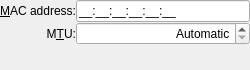
Qt form libs/ui/wired.ui (netrunner-debian-kde-extras/networkmanagement) before a commit.
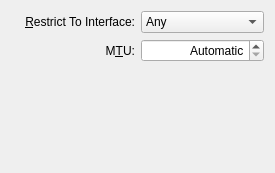
The same form after that commit. Custom widgets are drawn as their Qt base class.

The edit to the form file:
```diff
--- a/libs/ui/wired.ui
+++ b/libs/ui/wired.ui
@@ -6,52 +6,33 @@
    <rect>
     <x>0</x>
     <y>0</y>
-    <width>250</width>
-    <height>70</height>
+    <width>275</width>
+    <height>173</height>
    </rect>
   </property>
   <property name="windowTitle">
    <string>Ethernet</string>
   </property>
   <layout class="QVBoxLayout" name="verticalLayout">
-   <property name="spacing">
-    <number>0</number>
-   </property>
-   <property name="margin">
-    <number>0</number>
-   </property>
    <item>
     <layout class="QGridLayout" name="gridLayout">
-     <item row="0" column="0">
+     <item row="1" column="0">
       <widget class="QLabel" name="label">
        <property name="toolTip">
         <string>Example: 11:22:33:44:55:66</string>
        </property>
        <property name="text">
-        <string>&amp;MAC address:</string>
+        <string>&amp;Restrict To Interface:</string>
        </property>
        <property name="alignment">
         <set>Qt::AlignRight|Qt::AlignTrailing|Qt::AlignVCenter</set>
        </property>
        <property name="buddy">
-        <cstring>macAddress</cstring>
+        <cstring>cmbMacAddress</cstring>
        </property>
       </widget>
      </item>
-     <item row="0" column="1">
-      <widget class="QLineEdit" name="macAddress">
-       <property name="toolTip">
-        <string>Override hardware address</string>
-       </property>
-       <property name="whatsThis">
-        <string>Some network interfaces allow their hardware address to be changed using this setting.</string>
-       </property>
-       <property name="inputMask">
-        <string>HH:HH:HH:HH:HH:HH;_</string>
-       </property>
-      </widget>
-     </item>
-     <item row="1" column="0">
+     <item row="2" column="0">
       <widget class="QLabel" name="label_2">
        <property name="toolTip">
         <string>Maximum Transfer Unit (bytes)</string>
@@ -67,7 +48,7 @@
        </property>
       </widget>
      </item>
-     <item row="1" column="1">
+     <item row="2" column="1">
       <widget class="KIntSpinBox" name="mtu">
        <property name="toolTip">
         <string>Maximum Transmission Unit</string>
@@ -92,6 +73,15 @@
        </property>
       </widget>
      </item>
+     <item row="1" column="1">
+      <widget class="KComboBox" name="cmbMacAddress">
+       <item>
+        <property name="text">
+         <string>Any</string>
+        </property>
+       </item>
+      </widget>
+     </item>
     </layout>
    </item>
    <item>
@@ -115,6 +105,11 @@
    <extends>QSpinBox</extends>
    <header>knuminput.h</header>
   </customwidget>
+  <customwidget>
+   <class>KComboBox</class>
+   <extends>QComboBox</extends>
+   <header>kcombobox.h</header>
+  </customwidget>
  </customwidgets>
  <resources/>
  <connections/>
```
